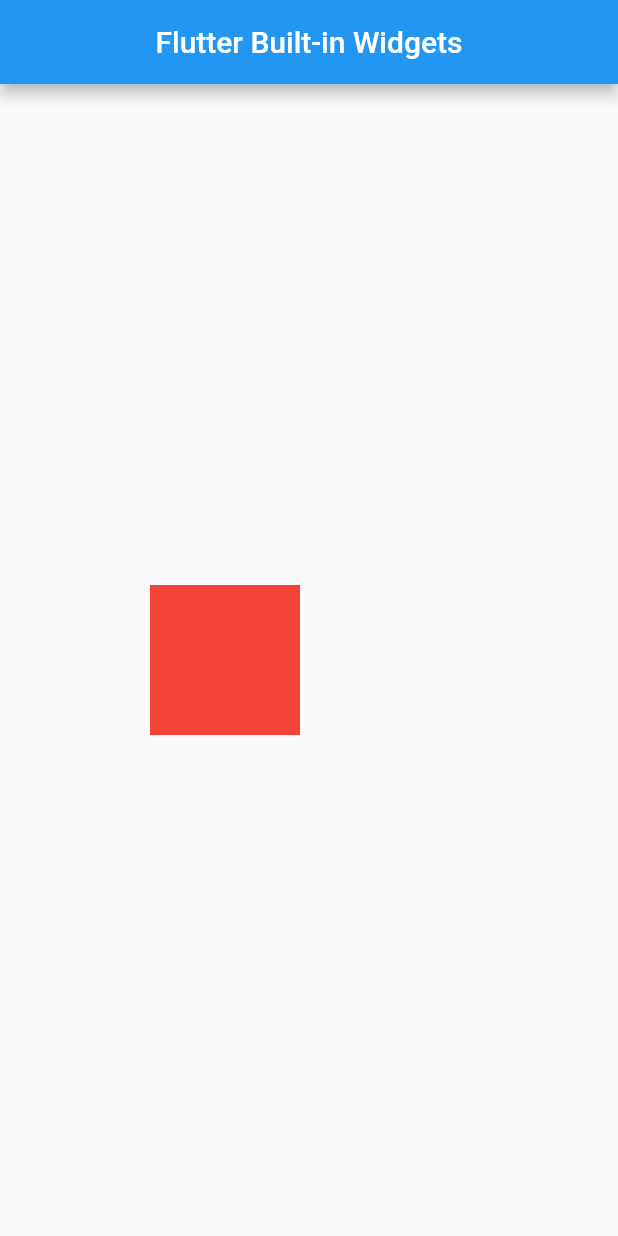
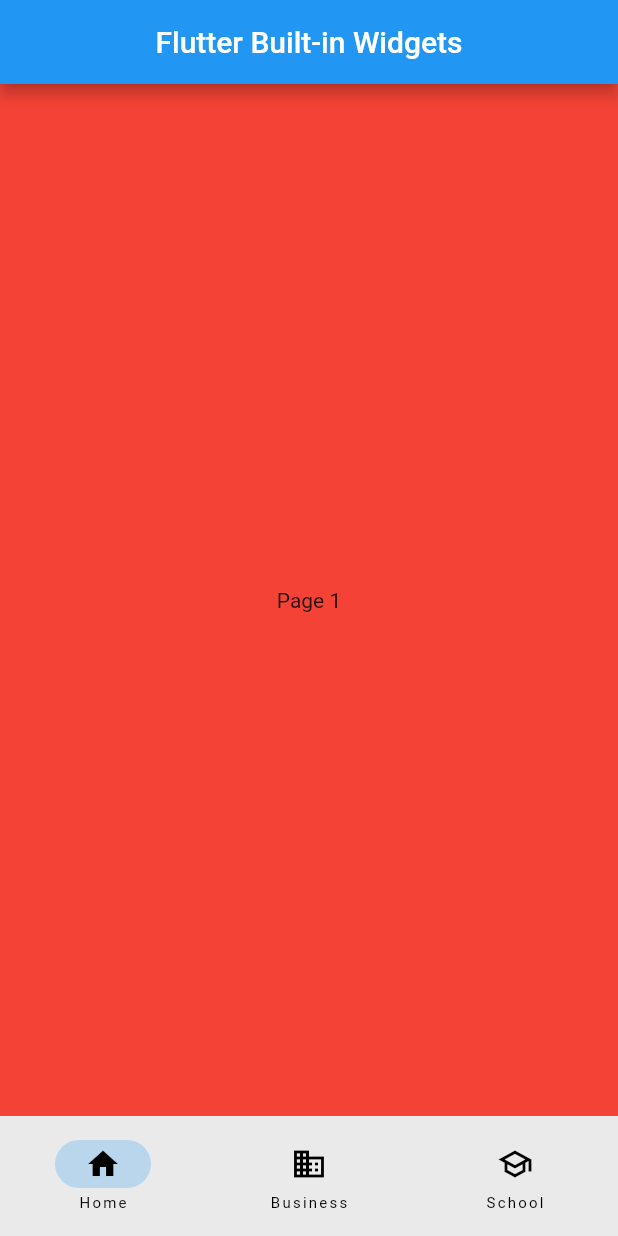
Before and after one commit to xiayulu/flutter-widget-overview, a Flutter app: the screen it shows after launch, on a phone screen of 412 x 824 dp. Run offline on Flutter 3.47's test engine with Material 2 defaults, Android fonts, the phone set to English and light mode, and no system bars; our stand-ins replace fluentui_system_icons.

Commit message:
feat: add NavigationBar

```diff
--- a/lib/main.dart
+++ b/lib/main.dart
@@ -11,6 +11,7 @@ import 'package:lab/src/content/icon/icon.dart';
 import 'package:lab/src/form/autocomplete/autocomplete.dart';
 import 'package:lab/src/form/radio/radio.dart';
 import 'package:lab/src/layout/layout_builder/layout_builder.dart';
+import 'package:lab/src/layout/navigation_bar/navigation_bar.dart';
 import 'package:lab/src/scroll/animated_list/animated_list.dart';
 import 'package:lab/src/scroll/grid_view/grid_view.dart';
 import 'package:lab/src/scroll/page_view/page_view.dart';
@@ -63,7 +64,7 @@ class MainApp extends StatelessWidget {
           centerTitle: true,
           title: Text("Flutter Built-in Widgets"),
         ),
-        body: ExLayoutBuilder(),
+        body: ExNavigationBar(),
       ),
     );
   }
--- /dev/null
+++ b/lib/src/layout/navigation_bar/navigation_bar.dart
@@ -0,0 +1,59 @@
+import 'package:flutter/material.dart';
+
+class ExNavigationBar extends StatefulWidget {
+  const ExNavigationBar({super.key});
+
+  @override
+  State<ExNavigationBar> createState() => _ExNavigationBarState();
+}
+
+class _ExNavigationBarState extends State<ExNavigationBar> {
+  int currentPageIndex = 0;
+
+  @override
+  Widget build(BuildContext context) {
+    return Scaffold(
+      bottomNavigationBar: NavigationBar(
+        onDestinationSelected: (int index) {
+          setState(() {
+            currentPageIndex = index;
+          });
+        },
+        selectedIndex: currentPageIndex,
+        destinations: const [
+          NavigationDestination(
+            selectedIcon: Icon(Icons.home),
+            icon: Icon(Icons.home),
+            label: 'Home',
+          ),
+          NavigationDestination(
+            icon: Icon(Icons.business),
+            label: 'Business',
+          ),
+          NavigationDestination(
+            selectedIcon: Icon(Icons.school),
+            icon: Icon(Icons.school_outlined),
+            label: 'School',
+          ),
+        ],
+      ),
+      body: [
+        Container(
+          color: Colors.red,
+          alignment: Alignment.center,
+          child: const Text('Page 1'),
+        ),
+        Container(
+          color: Colors.green,
+          alignment: Alignment.center,
+          child: const Text('Page 2'),
+        ),
+        Container(
+          color: Colors.blue,
+          alignment: Alignment.center,
+          child: const Text('Page 3'),
+        ),
+      ][currentPageIndex],
+    );
+  }
+}
```
Also changed, not shown: pubspec.lock, 2 other files.
